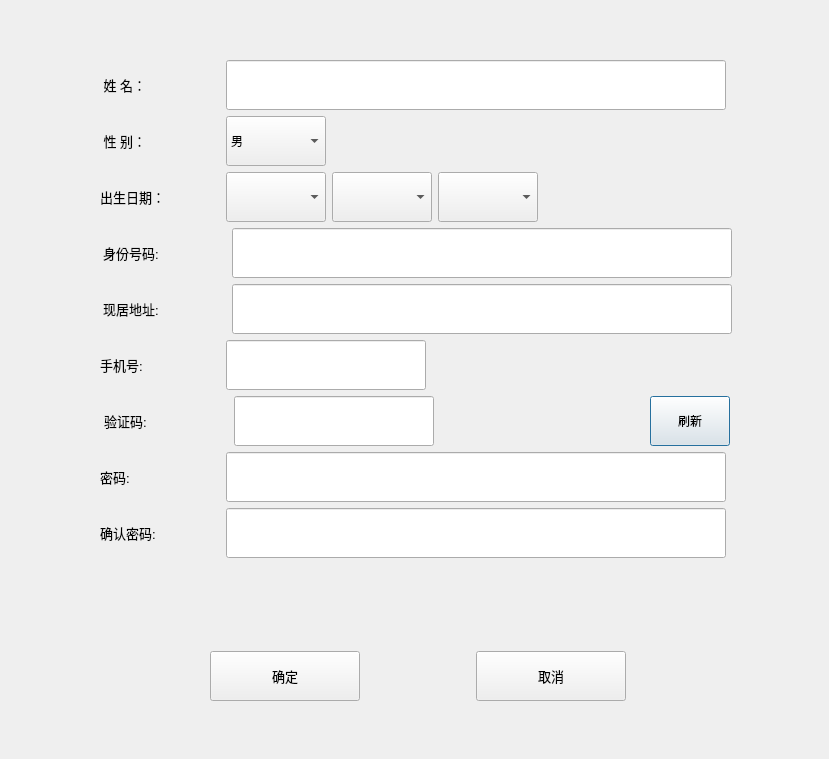
Before: the Qt Designer form PEIS_Client/registerdialog.ui in ooohhhj/PEIS, drawn with Qt 5.
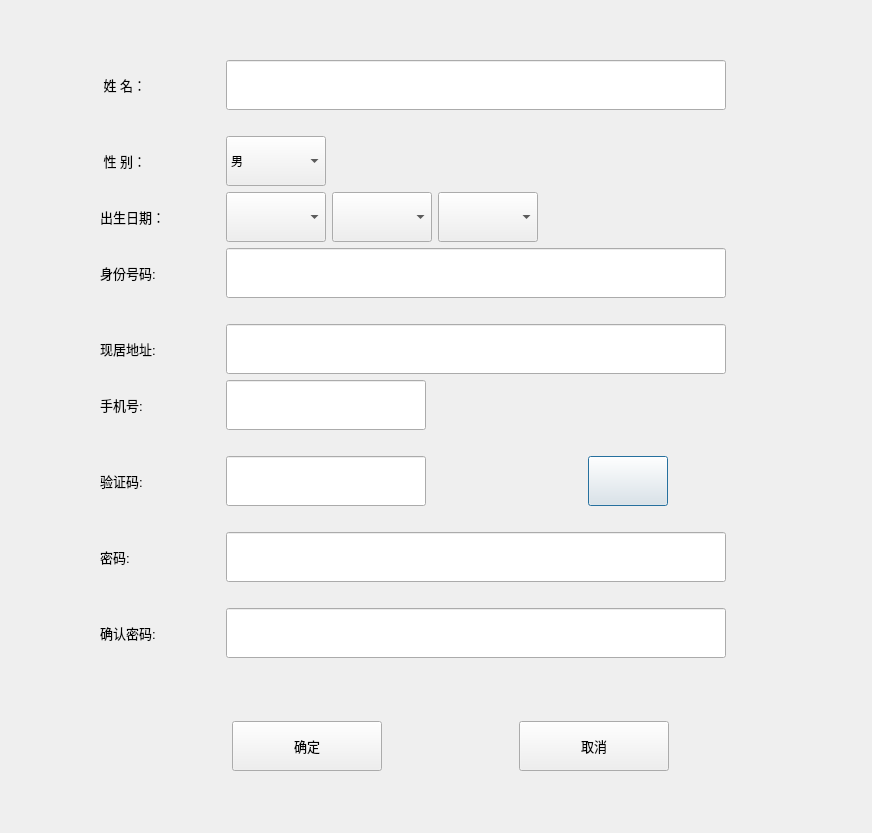
After: the same form once the commit is applied. Icons and pictures are not drawn.

Commit message: 完成注册界面，相应输入框错误提示

```diff
--- a/PEIS_Client/registerdialog.ui
+++ b/PEIS_Client/registerdialog.ui
@@ -6,8 +6,8 @@
    <rect>
     <x>0</x>
     <y>0</y>
-    <width>829</width>
-    <height>759</height>
+    <width>872</width>
+    <height>833</height>
    </rect>
   </property>
   <property name="windowTitle">
@@ -23,8 +23,8 @@
     <rect>
      <x>100</x>
      <y>60</y>
-     <width>636</width>
-     <height>641</height>
+     <width>701</width>
+     <height>711</height>
     </rect>
    </property>
    <layout class="QVBoxLayout" name="verticalLayout">
@@ -92,6 +92,13 @@
       </item>
      </layout>
     </item>
+    <item>
+     <widget class="QLabel" name="usernameErrorLabel">
+      <property name="text">
+       <string/>
+      </property>
+     </widget>
+    </item>
     <item>
      <layout class="QHBoxLayout" name="SexhLayout">
       <item>
@@ -299,8 +306,28 @@
         </property>
        </widget>
       </item>
+      <item>
+       <spacer name="horizontalSpacer_11">
+        <property name="orientation">
+         <enum>Qt::Horizontal</enum>
+        </property>
+        <property name="sizeHint" stdset="0">
+         <size>
+          <width>40</width>
+          <height>20</height>
+         </size>
+        </property>
+       </spacer>
+      </item>
      </layout>
     </item>
+    <item>
+     <widget class="QLabel" name="idNumberErrorLabel">
+      <property name="text">
+       <string/>
+      </property>
+     </widget>
+    </item>
     <item>
      <layout class="QHBoxLayout" name="AddresshLayout">
       <item>
@@ -344,6 +371,19 @@
         </property>
        </widget>
       </item>
+      <item>
+       <spacer name="horizontalSpacer_12">
+        <property name="orientation">
+         <enum>Qt::Horizontal</enum>
+        </property>
+        <property name="sizeHint" stdset="0">
+         <size>
+          <width>40</width>
+          <height>20</height>
+         </size>
+        </property>
+       </spacer>
+      </item>
      </layout>
     </item>
     <item>
@@ -404,6 +444,13 @@
       </item>
      </layout>
     </item>
+    <item>
+     <widget class="QLabel" name="iphoneErrorLabel">
+      <property name="text">
+       <string/>
+      </property>
+     </widget>
+    </item>
     <item>
      <layout class="QHBoxLayout" name="captchahLayout">
       <item>
@@ -453,13 +500,13 @@
          <widget class="QLabel" name="showCaptchaLabel">
           <property name="minimumSize">
            <size>
-            <width>200</width>
+            <width>150</width>
             <height>50</height>
            </size>
           </property>
           <property name="maximumSize">
            <size>
-            <width>200</width>
+            <width>150</width>
             <height>50</height>
            </size>
           </property>
@@ -483,14 +530,37 @@
            </size>
           </property>
           <property name="text">
-           <string>刷新</string>
+           <string/>
+          </property>
+          <property name="icon">
+           <iconset theme=":/refresh.png"/>
           </property>
          </widget>
         </item>
+        <item>
+         <spacer name="horizontalSpacer_10">
+          <property name="orientation">
+           <enum>Qt::Horizontal</enum>
+          </property>
+          <property name="sizeHint" stdset="0">
+           <size>
+            <width>40</width>
+            <height>20</height>
+           </size>
+          </property>
+         </spacer>
+        </item>
        </layout>
       </item>
      </layout>
     </item>
+    <item>
+     <widget class="QLabel" name="captchaErrorLabel">
+      <property name="text">
+       <string/>
+      </property>
+     </widget>
+    </item>
     <item>
      <layout class="QHBoxLayout" name="passwordhLayout">
       <item>
@@ -552,6 +622,13 @@
       </item>
      </layout>
     </item>
+    <item>
+     <widget class="QLabel" name="passwordErrorLabel">
+      <property name="text">
+       <string/>
+      </property>
+     </widget>
+    </item>
     <item>
      <layout class="QHBoxLayout" name="confirmpasswordhLayout">
       <item>
@@ -613,6 +690,26 @@
       </item>
      </layout>
     </item>
+    <item>
+     <widget class="QLabel" name="confirmPasswordErrorLabel">
+      <property name="text">
+       <string/>
+      </property>
+     </widget>
+    </item>
+    <item>
+     <spacer name="verticalSpacer_2">
+      <property name="orientation">
+       <enum>Qt::Vertical</enum>
+      </property>
+      <property name="sizeHint" stdset="0">
+       <size>
+        <width>20</width>
+        <height>40</height>
+       </size>
+      </property>
+     </spacer>
+    </item>
     <item>
      <spacer name="verticalSpacer">
       <property name="orientation">
```
The commit also changes 5 other files.
